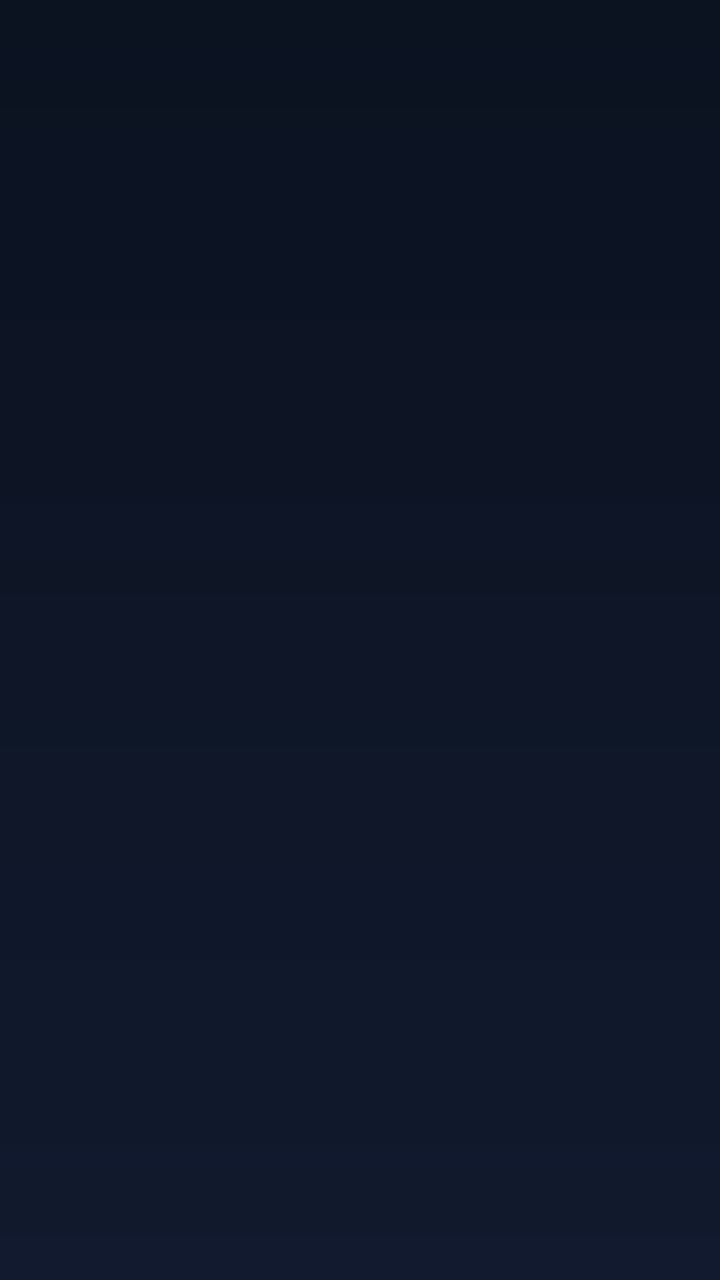
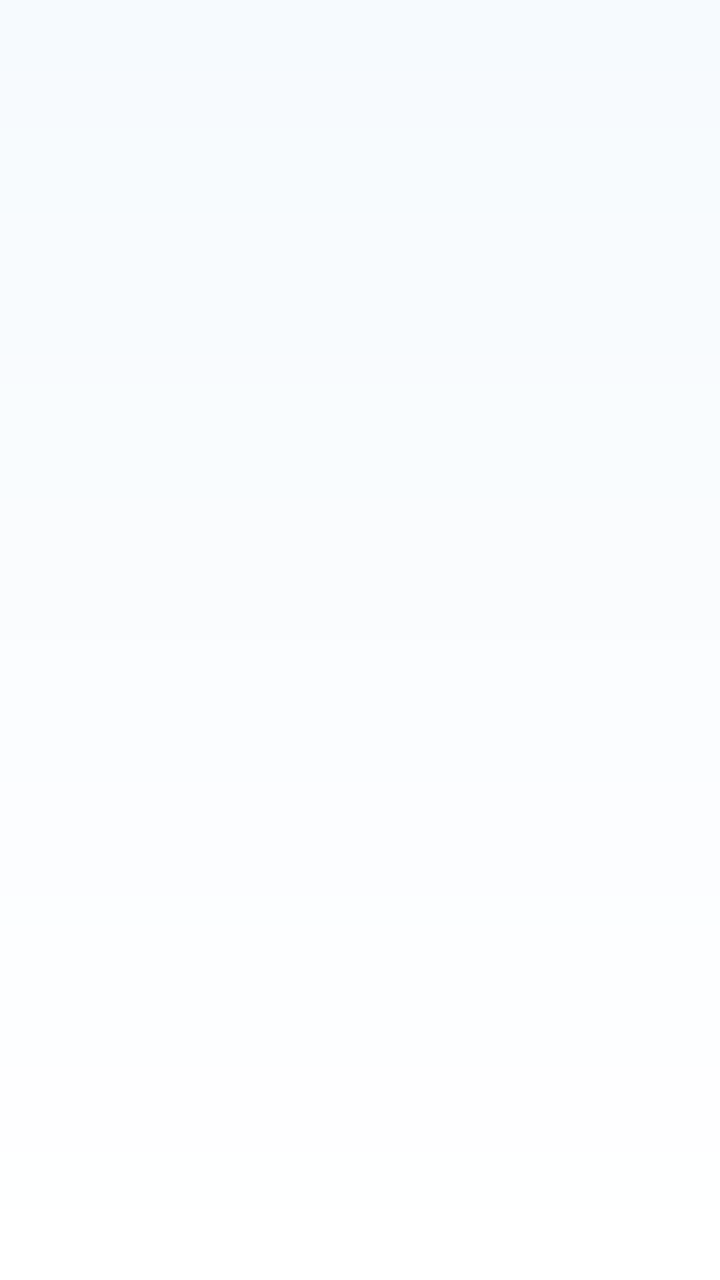

Screens rendered from an Android XML layout before and after an edit, with the pre-edit source and the edit as a unified diff.
<!-- AndroidManifest.xml: application theme Theme.MystMusic -->
<!-- res/layout/view_state.xml -->
<?xml version="1.0" encoding="utf-8"?>
<LinearLayout xmlns:android="http://schemas.android.com/apk/res/android"
    xmlns:app="http://schemas.android.com/apk/res-auto"
    android:id="@+id/stateRoot"
    android:layout_width="match_parent"
    android:layout_height="wrap_content"
    android:gravity="center"
    android:orientation="vertical"
    android:padding="@dimen/space_l"
    android:visibility="gone">

    <ImageView
        android:id="@+id/stateIcon"
        android:layout_width="48dp"
        android:layout_height="48dp"
        android:contentDescription="@null"
        android:src="@drawable/ic_cloud_off"
        app:tint="@color/text_dim" />

    <TextView
        android:id="@+id/stateTitle"
        android:layout_width="wrap_content"
        android:layout_height="wrap_content"
        android:layout_marginTop="@dimen/space_m"
        android:fontFamily="sans-serif-medium"
        android:text="@string/state_empty"
        android:textColor="@color/text"
        android:textSize="@dimen/text_body" />

    <TextView
        android:id="@+id/stateSubtitle"
        android:layout_width="wrap_content"
        android:layout_height="wrap_content"
        android:layout_marginTop="@dimen/space_xs"
        android:gravity="center"
        android:textColor="@color/text_dim"
        android:textSize="@dimen/text_small"
        android:visibility="gone" />

    <com.google.android.material.button.MaterialButton
        android:id="@+id/stateRetry"
        style="@style/Widget.MystMusic.Button.Secondary"
        android:layout_width="wrap_content"
        android:layout_height="wrap_content"
        android:layout_marginTop="@dimen/space_m"
        android:text="@string/state_retry"
        android:visibility="gone" />
</LinearLayout>
<!-- resources referenced by this layout -->
<resources>
  <color name="text">#F1F5F9</color>
  <color name="text_dim">#94A3B8</color>
  <style name="Widget.MystMusic.Button.Secondary" parent="Widget.Material3.Button.OutlinedButton">
          <item name="android:textColor">@color/sky_200</item>
          <item name="strokeColor">@color/white_20</item>
          <item name="cornerRadius">24dp</item>
          <item name="android:textAllCaps">false</item>
          <item name="android:textSize">@dimen/text_button</item>
          <item name="android:minHeight">@dimen/touch_target</item>
          <item name="iconTint">@color/sky_200</item>
      </style>
  <style name="Theme.MystMusic" parent="Theme.Material3.Dark.NoActionBar">
          <item name="colorPrimary">@color/sky_400</item>
          <item name="colorOnPrimary">@color/bg</item>
          <item name="colorPrimaryContainer">@color/sky_500</item>
          <item name="colorOnPrimaryContainer">@color/bg</item>
          <item name="colorSecondary">@color/sky_500</item>
          <item name="colorOnSecondary">@color/text</item>
          <item name="colorSurface">@color/surface</item>
          <item name="colorOnSurface">@color/text</item>
          <item name="colorOnSurfaceVariant">@color/text_dim</item>
          <item name="colorError">@color/error</item>
          <item name="android:colorBackground">@color/bg</item>
          <item name="android:windowBackground">@drawable/bg_app</item>
          <item name="android:statusBarColor">@android:color/transparent</item>
          <item name="android:navigationBarColor">@android:color/transparent</item>
          <item name="android:windowLightStatusBar">false</item>
          <item name="android:windowLightNavigationBar">false</item>
          <item name="android:windowDrawsSystemBarBackgrounds">true</item>
          <item name="android:textColorPrimary">@color/text</item>
          <item name="android:textColorSecondary">@color/text_dim</item>
          <item name="materialAlertDialogTheme">@style/ThemeOverlay.MystMusic.Dialog</item>
          <item name="bottomSheetDialogTheme">@style/ThemeOverlay.MystMusic.BottomSheet</item>
          <item name="android:windowAnimationStyle">@style/Animation.MystMusic.Window</item>
          <item name="android:windowContentTransitions">true</item>
          <item name="android:forceDarkAllowed" tools:targetApi="q">false</item>
      </style>
  <color name="sky_200">#BAE6FD</color>
  <color name="white_20">#33FFFFFF</color>
  <color name="bg">#0B1220</color>
  <color name="sky_500">#0EA5E9</color>
  <color name="surface">#111A2E</color>
  <color name="error">#F87171</color>
  <!-- drawable bg_app (drawable) -->
  <?xml version="1.0" encoding="utf-8"?>
  <shape xmlns:android="http://schemas.android.com/apk/res/android" android:shape="rectangle">
      <gradient android:angle="270" android:startColor="@color/bg" android:endColor="@color/surface" />
  </shape>
  <style name="ThemeOverlay.MystMusic.Dialog" parent="ThemeOverlay.Material3.MaterialAlertDialog">
          <item name="colorSurface">@color/surface_alt</item>
          <item name="colorOnSurface">@color/text</item>
          <item name="colorPrimary">@color/sky_400</item>
          <item name="android:windowBackground">@color/transparent</item>
          <item name="android:windowAnimationStyle">@style/Animation.MystMusic.Dialog</item>
      </style>
  <color name="surface_alt">#16223A</color>
  <style name="Widget.MystMusic.BottomSheet" parent="Widget.Material3.BottomSheet.Modal">
          <item name="backgroundTint">@color/surface_alt</item>
          <item name="shapeAppearanceOverlay">@style/ShapeAppearance.MystMusic.BottomSheet</item>
      </style>
  <!-- unchanged entries left out for length: 16 -->
</resources>

<!-- the commit's change to res/layout/view_state.xml (unified diff, before → after) -->
@@ -15,7 +15,7 @@
         android:layout_height="48dp"
         android:contentDescription="@null"
         android:src="@drawable/ic_cloud_off"
-        app:tint="@color/text_dim" />
+        app:tint="?attr/mystOnSurfaceDim" />
 
     <TextView
         android:id="@+id/stateTitle"
@@ -24,7 +24,7 @@
         android:layout_marginTop="@dimen/space_m"
         android:fontFamily="sans-serif-medium"
         android:text="@string/state_empty"
-        android:textColor="@color/text"
+        android:textColor="?attr/mystOnSurface"
         android:textSize="@dimen/text_body" />
 
     <TextView
@@ -33,7 +33,7 @@
         android:layout_height="wrap_content"
         android:layout_marginTop="@dimen/space_xs"
         android:gravity="center"
-        android:textColor="@color/text_dim"
+        android:textColor="?attr/mystOnSurfaceDim"
         android:textSize="@dimen/text_small"
         android:visibility="gone" />
 
<!-- resource entries referenced after the edit -->
@@ -1,63 +1,104 @@
 <!-- resources referenced by this layout -->
 <resources>
-  <color name="text">#F1F5F9</color>
-  <color name="text_dim">#94A3B8</color>
   <style name="Widget.MystMusic.Button.Secondary" parent="Widget.Material3.Button.OutlinedButton">
-          <item name="android:textColor">@color/sky_200</item>
-          <item name="strokeColor">@color/white_20</item>
+          <item name="android:textColor">?attr/mystAccentText</item>
+          <item name="strokeColor">?attr/mystStrokeStrong</item>
           <item name="cornerRadius">24dp</item>
           <item name="android:textAllCaps">false</item>
           <item name="android:textSize">@dimen/text_button</item>
           <item name="android:minHeight">@dimen/touch_target</item>
-          <item name="iconTint">@color/sky_200</item>
+          <item name="iconTint">?attr/mystAccentText</item>
       </style>
-  <style name="Theme.MystMusic" parent="Theme.Material3.Dark.NoActionBar">
-          <item name="colorPrimary">@color/sky_400</item>
-          <item name="colorOnPrimary">@color/bg</item>
-          <item name="colorPrimaryContainer">@color/sky_500</item>
-          <item name="colorOnPrimaryContainer">@color/bg</item>
-          <item name="colorSecondary">@color/sky_500</item>
-          <item name="colorOnSecondary">@color/text</item>
-          <item name="colorSurface">@color/surface</item>
-          <item name="colorOnSurface">@color/text</item>
-          <item name="colorOnSurfaceVariant">@color/text_dim</item>
-          <item name="colorError">@color/error</item>
-          <item name="android:colorBackground">@color/bg</item>
+  <style name="Theme.MystMusic" parent="Theme.MystMusic.Base">
+          <item name="colorPrimary">@color/light_accent</item>
+          <item name="colorOnPrimary">@color/on_accent</item>
+          <item name="colorPrimaryContainer">@color/sky_400</item>
+          <item name="colorOnPrimaryContainer">@color/on_accent</item>
+          <item name="colorSecondary">@color/light_accent_text</item>
+          <item name="colorOnSecondary">@color/on_accent</item>
+          <item name="colorSurface">@color/light_surface</item>
+          <item name="colorOnSurface">@color/light_text</item>
+          <item name="colorSurfaceVariant">@color/light_surface_alt</item>
+          <item name="colorOnSurfaceVariant">@color/light_text_dim</item>
+          <item name="colorOutline">@color/light_stroke_strong</item>
+          <item name="colorError">@color/light_error</item>
+          <item name="colorOnError">@color/white</item>
+          <item name="colorControlNormal">@color/light_text_dim</item>
+          <item name="colorControlActivated">@color/light_accent</item>
+          <item name="colorControlHighlight">@color/accent_alpha_24</item>
+          <item name="android:colorBackground">@color/light_bg</item>
+          <item name="android:textColorPrimary">@color/light_text</item>
+          <item name="android:textColorSecondary">@color/light_text_dim</item>
+          <item name="android:windowLightStatusBar" tools:targetApi="m">true</item>
+          <item name="android:windowLightNavigationBar" tools:targetApi="o_mr1">true</item>
+  
+          <item name="mystBackground">@color/light_bg</item>
+          <item name="mystSurface">@color/light_surface</item>
+          <item name="mystSurfaceAlt">@color/light_surface_alt</item>
+          <item name="mystOnSurface">@color/light_text</item>
+          <item name="mystOnSurfaceDim">@color/light_text_dim</item>
+          <item name="mystNavbarBg">@color/light_navbar</item>
+          <item name="mystStroke">@color/light_stroke</item>
+          <item name="mystStrokeStrong">@color/light_stroke_strong</item>
+          <item name="mystGradientStart">@color/light_bg</item>
+          <item name="mystGradientEnd">@color/light_surface_alt</item>
+          <item name="mystAccent">@color/light_accent</item>
+          <item name="mystAccentDark">@color/light_accent_dark</item>
+          <item name="mystAccentText">@color/light_accent_text</item>
+          <item name="mystOnAccent">@color/on_accent</item>
+          <item name="mystOnImage">@color/on_image</item>
+          <item name="mystImageScrim">@color/image_scrim</item>
+          <item name="mystPlayerScrim">@color/light_player_scrim</item>
+          <item name="mystError">@color/light_error</item>
+          <item name="mystSuccess">@color/light_success</item>
+          <item name="mystAccentAlpha16">@color/accent_alpha_16</item>
+          <item name="mystAccentAlpha24">@color/accent_alpha_24</item>
+      </style>
+  <style name="Theme.MystMusic.Base" parent="Theme.Material3.DayNight.NoActionBar">
           <item name="android:windowBackground">@drawable/bg_app</item>
           <item name="android:statusBarColor">@android:color/transparent</item>
           <item name="android:navigationBarColor">@android:color/transparent</item>
-          <item name="android:windowLightStatusBar">false</item>
-          <item name="android:windowLightNavigationBar">false</item>
           <item name="android:windowDrawsSystemBarBackgrounds">true</item>
-          <item name="android:textColorPrimary">@color/text</item>
-          <item name="android:textColorSecondary">@color/text_dim</item>
+          <item name="android:windowContentTransitions">true</item>
+          <item name="android:forceDarkAllowed" tools:targetApi="q">false</item>
           <item name="materialAlertDialogTheme">@style/ThemeOverlay.MystMusic.Dialog</item>
           <item name="bottomSheetDialogTheme">@style/ThemeOverlay.MystMusic.BottomSheet</item>
           <item name="android:windowAnimationStyle">@style/Animation.MystMusic.Window</item>
-          <item name="android:windowContentTransitions">true</item>
-          <item name="android:forceDarkAllowed" tools:targetApi="q">false</item>
       </style>
-  <color name="sky_200">#BAE6FD</color>
-  <color name="white_20">#33FFFFFF</color>
-  <color name="bg">#0B1220</color>
-  <color name="sky_500">#0EA5E9</color>
-  <color name="surface">#111A2E</color>
-  <color name="error">#F87171</color>
+  <color name="light_accent">#0EA5E9</color>
+  <color name="on_accent">#04202E</color>
+  <color name="light_accent_text">#0369A1</color>
+  <color name="light_surface">#FFFFFF</color>
+  <color name="light_text">#0F172A</color>
+  <color name="light_surface_alt">#E8F3FC</color>
+  <color name="light_text_dim">#475569</color>
+  <color name="light_stroke_strong">#330F172A</color>
+  <color name="light_error">#DC2626</color>
+  <color name="white">#FFFFFF</color>
+  <color name="accent_alpha_24">#3D38BDF8</color>
+  <color name="light_bg">#F6FAFE</color>
+  <color name="light_navbar">#EBFFFFFF</color>
+  <color name="light_stroke">#1A0F172A</color>
+  <color name="light_accent_dark">#0284C7</color>
+  <color name="on_image">#FFFFFF</color>
+  <color name="image_scrim">#80000000</color>
+  <color name="light_player_scrim">#CCF6FAFE</color>
+  <color name="light_success">#15803D</color>
+  <color name="accent_alpha_16">#2938BDF8</color>
   <!-- drawable bg_app (drawable) -->
   <?xml version="1.0" encoding="utf-8"?>
   <shape xmlns:android="http://schemas.android.com/apk/res/android" android:shape="rectangle">
-      <gradient android:angle="270" android:startColor="@color/bg" android:endColor="@color/surface" />
+      <gradient android:angle="270" android:startColor="?attr/mystBackground" android:endColor="?attr/mystSurface" />
   </shape>
   <style name="ThemeOverlay.MystMusic.Dialog" parent="ThemeOverlay.Material3.MaterialAlertDialog">
-          <item name="colorSurface">@color/surface_alt</item>
-          <item name="colorOnSurface">@color/text</item>
-          <item name="colorPrimary">@color/sky_400</item>
+          <item name="colorSurface">?attr/mystSurfaceAlt</item>
+          <item name="colorOnSurface">?attr/mystOnSurface</item>
+          <item name="colorPrimary">?attr/mystAccentText</item>
           <item name="android:windowBackground">@color/transparent</item>
           <item name="android:windowAnimationStyle">@style/Animation.MystMusic.Dialog</item>
       </style>
-  <color name="surface_alt">#16223A</color>
   <style name="Widget.MystMusic.BottomSheet" parent="Widget.Material3.BottomSheet.Modal">
-          <item name="backgroundTint">@color/surface_alt</item>
+          <item name="backgroundTint">?attr/mystSurfaceAlt</item>
           <item name="shapeAppearanceOverlay">@style/ShapeAppearance.MystMusic.BottomSheet</item>
       </style>
   <!-- unchanged entries left out for length: 16 -->
